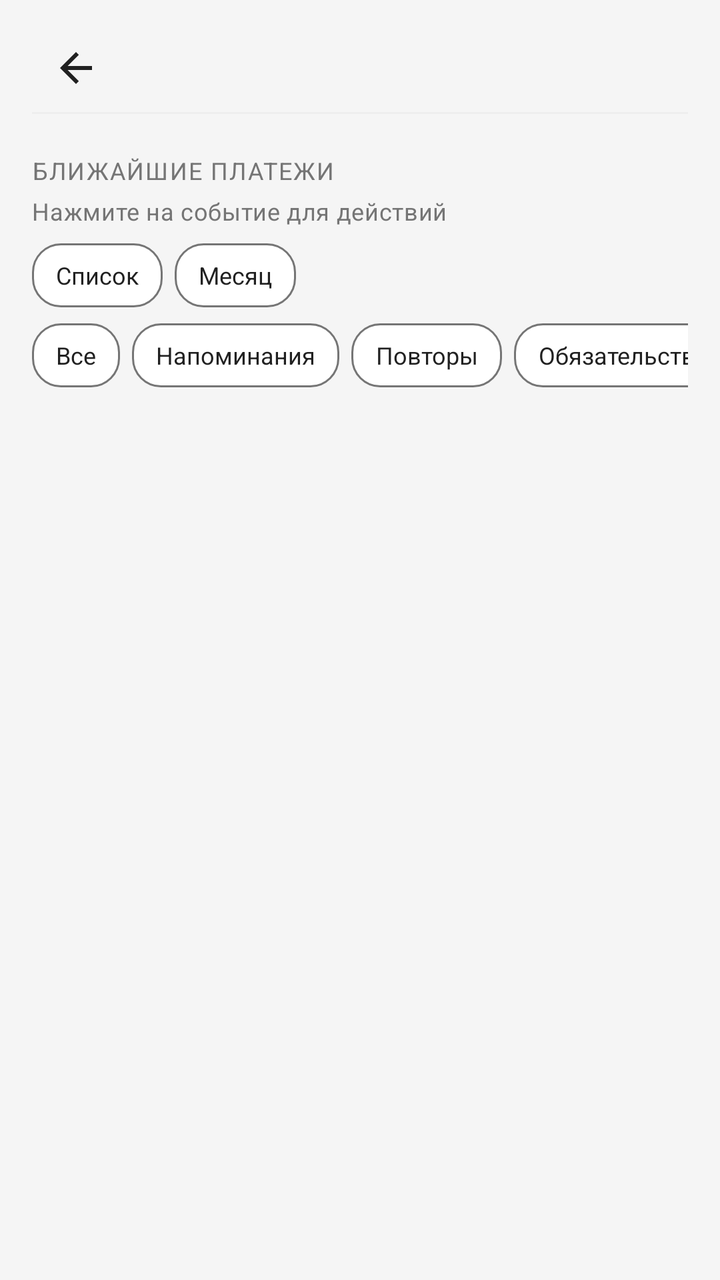
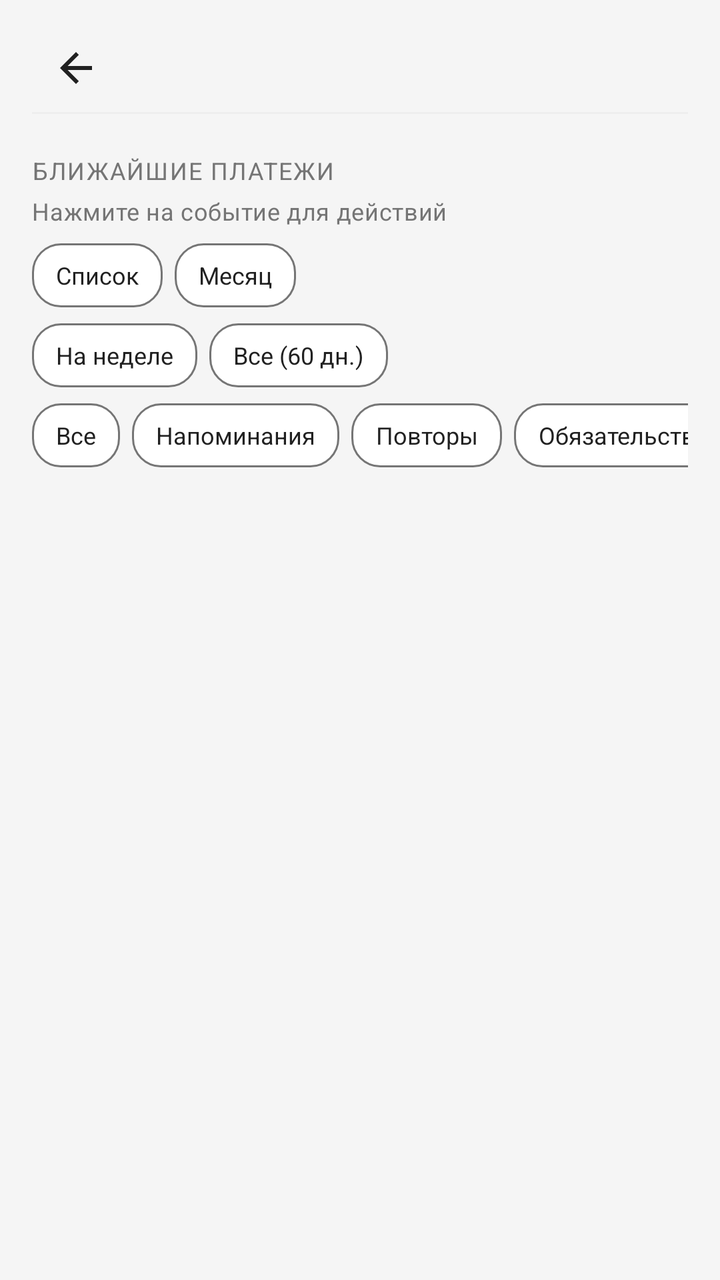

The first picture is an Android layout as it rendered before a commit; the second is the same layout after the commit. The layout source and the unified diff follow.
<!-- AndroidManifest.xml: application theme Theme.MyBudget -->
<!-- res/layout/activity_payment_calendar.xml -->
<?xml version="1.0" encoding="utf-8"?>
<LinearLayout xmlns:android="http://schemas.android.com/apk/res/android"
    android:orientation="vertical"
    android:background="@color/background_light"
    android:paddingLeft="@dimen/space_16"
    android:paddingTop="@dimen/space_12"
    android:paddingRight="@dimen/space_16"
    android:paddingBottom="@dimen/space_16"
    android:layout_width="match_parent"
    android:layout_height="match_parent"
    android:paddingHorizontal="@dimen/space_16">
    <include
        android:layout_width="match_parent"
        android:layout_height="wrap_content"
        android:layout_marginBottom="@dimen/space_12"
        layout="@layout/include_screen_header"/>
    <TextView
        android:layout_width="match_parent"
        android:layout_height="wrap_content"
        android:layout_marginBottom="@dimen/space_4"
        android:text="@string/reminders_payment_calendar"
        style="@style/Text.MyBudget.SectionLabel"/>
    <TextView
        android:id="@+id/paymentCalendarHint"
        android:layout_width="match_parent"
        android:layout_height="wrap_content"
        android:layout_marginBottom="@dimen/space_8"
        android:text="@string/payment_calendar_tap_hint"
        style="@style/Text.MyBudget.Subtitle"/>
    <LinearLayout
        android:orientation="horizontal"
        android:layout_width="match_parent"
        android:layout_height="wrap_content"
        android:layout_marginBottom="@dimen/space_8">
        <TextView
            android:id="@+id/paymentViewList"
            android:layout_width="wrap_content"
            android:layout_height="wrap_content"
            android:text="@string/payment_calendar_view_list"
            android:layout_marginEnd="@dimen/space_6"
            style="@style/Chip.MyBudget.Filter"/>
        <TextView
            android:id="@+id/paymentViewMonth"
            android:layout_width="wrap_content"
            android:layout_height="wrap_content"
            android:text="@string/payment_calendar_view_month"
            style="@style/Chip.MyBudget.Filter"/>
    </LinearLayout>
    <LinearLayout
        android:gravity="center_vertical"
        android:orientation="horizontal"
        android:id="@+id/paymentMonthNav"
        android:visibility="gone"
        android:layout_width="match_parent"
        android:layout_height="wrap_content"
        android:layout_marginBottom="@dimen/space_8">
        <TextView
            android:id="@+id/paymentMonthPrev"
            android:padding="@dimen/space_8"
            android:layout_width="wrap_content"
            android:layout_height="wrap_content"
            android:text="@string/expense_plan_prev_month"
            style="@style/Text.MyBudget.Section"/>
        <TextView
            android:textSize="15sp"
            android:gravity="center"
            android:id="@+id/paymentMonthTitle"
            android:layout_width="0dp"
            android:layout_height="wrap_content"
            android:layout_weight="1"
            style="@style/Text.MyBudget.Section"/>
        <TextView
            android:id="@+id/paymentMonthNext"
            android:padding="@dimen/space_8"
            android:layout_width="wrap_content"
            android:layout_height="wrap_content"
            android:text="@string/expense_plan_next_month"
            style="@style/Text.MyBudget.Section"/>
    </LinearLayout>
    <androidx.recyclerview.widget.RecyclerView
        android:id="@+id/paymentMonthGrid"
        android:visibility="gone"
        android:layout_width="match_parent"
        android:layout_height="wrap_content"
        android:layout_marginBottom="@dimen/space_8"
        android:nestedScrollingEnabled="false"/>
    <HorizontalScrollView
        android:scrollbars="none"
        android:layout_width="match_parent"
        android:layout_height="wrap_content"
        android:layout_marginBottom="@dimen/space_12">
        <LinearLayout
            android:orientation="horizontal"
            android:id="@+id/paymentCalendarFilters"
            android:layout_width="wrap_content"
            android:layout_height="wrap_content">
            <TextView
                android:id="@+id/paymentFilterAll"
                android:layout_width="wrap_content"
                android:layout_height="wrap_content"
                android:text="@string/upcoming_payments_filter_all"
                android:layout_marginEnd="@dimen/space_6"
                style="@style/Chip.MyBudget.Filter"/>
            <TextView
                android:id="@+id/paymentFilterReminders"
                android:layout_width="wrap_content"
                android:layout_height="wrap_content"
                android:text="@string/upcoming_payments_filter_reminders"
                android:layout_marginEnd="@dimen/space_6"
                style="@style/Chip.MyBudget.Filter"/>
            <TextView
                android:id="@+id/paymentFilterRecurring"
                android:layout_width="wrap_content"
                android:layout_height="wrap_content"
                android:text="@string/upcoming_payments_filter_recurring"
                android:layout_marginEnd="@dimen/space_6"
                style="@style/Chip.MyBudget.Filter"/>
            <TextView
                android:id="@+id/paymentFilterObligations"
                android:layout_width="wrap_content"
                android:layout_height="wrap_content"
                android:text="@string/upcoming_payments_filter_obligations"
                android:layout_marginEnd="@dimen/space_6"
                style="@style/Chip.MyBudget.Filter"/>
            <TextView
                android:id="@+id/paymentFilterUtilities"
                android:layout_width="wrap_content"
                android:layout_height="wrap_content"
                android:text="@string/upcoming_payments_filter_utilities"
                style="@style/Chip.MyBudget.Filter"/>
        </LinearLayout>
    </HorizontalScrollView>
    <androidx.recyclerview.widget.RecyclerView
        android:id="@+id/paymentCalendarRecycler"
        android:clipToPadding="false"
        android:layout_width="match_parent"
        android:layout_height="0dp"
        android:layout_weight="1"/>
    <TextView
        android:gravity="center"
        android:id="@+id/paymentCalendarEmpty"
        android:padding="@dimen/space_24"
        android:visibility="gone"
        android:layout_width="match_parent"
        android:layout_height="wrap_content"
        android:text="@string/payment_calendar_empty"
        style="@style/Text.MyBudget.Subtitle"/>
</LinearLayout>
<!-- res/layout/include_screen_header.xml (included above) -->
<?xml version="1.0" encoding="utf-8"?>
<LinearLayout xmlns:android="http://schemas.android.com/apk/res/android"
    android:layout_width="match_parent"
    android:layout_height="wrap_content"
    android:orientation="vertical">

    <include layout="@layout/include_compact_toolbar" />

    <View
        android:layout_width="match_parent"
        android:layout_height="1dp"
        android:layout_marginBottom="@dimen/space_8"
        android:background="@color/border_light" />
</LinearLayout>
<!-- res/layout/include_compact_toolbar.xml (included above) -->
<?xml version="1.0" encoding="utf-8"?>
<LinearLayout xmlns:android="http://schemas.android.com/apk/res/android" xmlns:app="http://schemas.android.com/apk/res-auto"
    android:gravity="center_vertical"
    android:orientation="horizontal"
    android:id="@+id/screenHeaderRoot"
    android:layout_width="match_parent"
    android:layout_height="wrap_content"
    android:minHeight="@dimen/touch_min_size">
    <ImageButton
        android:id="@+id/screenHeaderBack"
        android:background="?attr/selectableItemBackgroundBorderless"
        android:padding="@dimen/space_8"
        android:layout_width="@dimen/touch_min_size"
        android:layout_height="@dimen/touch_min_size"
        android:src="@drawable/ic_arrow_back"
        android:scaleType="centerInside"
        android:contentDescription="@string/nav_back"
        app:tint="@color/text_primary"/>
    <TextView
        android:textSize="18sp"
        android:id="@+id/screenHeaderEmoji"
        android:visibility="gone"
        android:layout_width="wrap_content"
        android:layout_height="wrap_content"
        android:layout_marginStart="@dimen/space_2"/>
    <TextView
        android:textSize="20sp"
        android:ellipsize="end"
        android:id="@+id/screenHeaderTitle"
        android:layout_width="0dp"
        android:layout_height="wrap_content"
        android:maxLines="1"
        android:layout_weight="1"
        android:layout_marginStart="@dimen/space_4"
        style="@style/Text.MyBudget.Title"/>
    <ImageButton
        android:id="@+id/screenHeaderAction"
        android:background="?attr/selectableItemBackgroundBorderless"
        android:padding="@dimen/space_8"
        android:visibility="gone"
        android:layout_width="@dimen/touch_min_size"
        android:layout_height="@dimen/touch_min_size"
        android:src="@android:drawable/ic_menu_more"
        android:contentDescription="@string/transactions_more_menu"
        app:tint="@color/text_secondary"/>
    <ImageButton
        android:id="@+id/screenHeaderActionSecondary"
        android:background="?attr/selectableItemBackgroundBorderless"
        android:padding="@dimen/space_8"
        android:visibility="gone"
        android:layout_width="@dimen/touch_min_size"
        android:layout_height="@dimen/touch_min_size"
        android:src="@android:drawable/ic_menu_search"
        android:contentDescription="@string/transactions_search_submit"
        app:tint="@color/budget_blue"/>
</LinearLayout>
<!-- resources referenced by this layout -->
<resources>
  <color name="background_light">#f5f5f5</color>
  <color name="border_light">#eeeeee</color>
  <color name="budget_blue">#2196f3</color>
  <color name="text_primary">#212121</color>
  <color name="text_secondary">#757575</color>
  <dimen name="space_12">12dp</dimen>
  <dimen name="space_16">16dp</dimen>
  <dimen name="space_2">2dp</dimen>
  <dimen name="space_24">24dp</dimen>
  <dimen name="space_4">4dp</dimen>
  <dimen name="space_6">6dp</dimen>
  <dimen name="space_8">8dp</dimen>
  <dimen name="touch_min_size">44dp</dimen>
  <!-- drawable ic_arrow_back (drawable) -->
  <?xml version="1.0" encoding="utf-8"?>
  <vector xmlns:android="http://schemas.android.com/apk/res/android"
      android:height="24dp"
      android:width="24dp"
      android:viewportWidth="24"
      android:viewportHeight="24">
      <path
          android:fillColor="@color/text_primary"
          android:pathData="M20,11H7.83l5.59,-5.59L12,4l-8,8 8,8 1.41,-1.41L7.83,13H20v-2z"/>
  </vector>
  <string name="expense_plan_next_month">▶</string>
  <string name="expense_plan_prev_month">◀</string>
  <string name="nav_back">Назад</string>
  <string name="payment_calendar_empty">Нет предстоящих платежей на этот период</string>
  <string name="payment_calendar_tap_hint">Нажмите на событие для действий</string>
  <string name="payment_calendar_view_list">Список</string>
  <string name="payment_calendar_view_month">Месяц</string>
  <string name="reminders_payment_calendar">Ближайшие платежи</string>
  <string name="transactions_more_menu">Дополнительно</string>
  <string name="transactions_search_submit">Искать</string>
  <string name="upcoming_payments_filter_all">Все</string>
  <string name="upcoming_payments_filter_obligations">Обязательства</string>
  <string name="upcoming_payments_filter_recurring">Повторы</string>
  <string name="upcoming_payments_filter_reminders">Напоминания</string>
  <string name="upcoming_payments_filter_utilities">Коммуналка</string>
  <style name="Text.MyBudget.Section" parent="@style/Text.MyBudget">
      <item name="android:textSize">16sp</item>
      <item name="android:textStyle">bold</item>
      <item name="android:textColor">@color/text_primary</item>
    </style>
  <style name="Text.MyBudget.SectionLabel" parent="@style/Text.MyBudget">
      <item name="android:textSize">12sp</item>
      <item name="android:textColor">@color/text_secondary</item>
      <item name="android:textAllCaps">true</item>
      <item name="android:letterSpacing">0.06</item>
    </style>
  <style name="Text.MyBudget.Subtitle" parent="@style/Text.MyBudget">
      <item name="android:textSize">12sp</item>
      <item name="android:textColor">@color/text_secondary</item>
    </style>
  <style name="Text.MyBudget.Title" parent="@style/Text.MyBudget">
      <item name="android:textSize">18sp</item>
      <item name="android:textStyle">bold</item>
      <item name="android:textColor">@color/text_primary</item>
    </style>
  <style name="Theme.MyBudget" parent="@style/Base.Theme.MyBudget" />
  <style name="Chip.MyBudget" parent="" />
  <dimen name="chip_height">32dp</dimen>
  <style name="Text.MyBudget" parent="@style/TextAppearance.Material3.BodyMedium" />
  <color name="transactions_purple">#9c27b0</color>
  <color name="card_background_white">#ffffff</color>
  <color name="md_theme_onPrimary">#ffffff</color>
  <color name="md_theme_onSurface">#1d1b20</color>
  <color name="md_theme_outline">#79747e</color>
  <color name="md_theme_primary">#6750a4</color>
  <color name="md_theme_surface">#ffffff</color>
  <color name="md_theme_surfaceVariant">#e7e0ec</color>
  <!-- unchanged entries left out for length: 3 -->
</resources>

<!-- the commit's change to res/layout/activity_payment_calendar.xml (unified diff, before → after) -->
@@ -46,6 +46,31 @@
             android:text="@string/payment_calendar_view_month"
             style="@style/Chip.MyBudget.Filter"/>
     </LinearLayout>
+    <HorizontalScrollView
+        android:scrollbars="none"
+        android:layout_width="match_parent"
+        android:layout_height="wrap_content"
+        android:layout_marginBottom="@dimen/space_8">
+        <LinearLayout
+            android:orientation="horizontal"
+            android:id="@+id/paymentHorizonFilters"
+            android:layout_width="wrap_content"
+            android:layout_height="wrap_content">
+            <TextView
+                android:id="@+id/paymentHorizonWeek"
+                android:layout_width="wrap_content"
+                android:layout_height="wrap_content"
+                android:text="@string/upcoming_payments_horizon_week"
+                android:layout_marginEnd="@dimen/space_6"
+                style="@style/Chip.MyBudget.Filter"/>
+            <TextView
+                android:id="@+id/paymentHorizonAll"
+                android:layout_width="wrap_content"
+                android:layout_height="wrap_content"
+                android:text="@string/upcoming_payments_horizon_all"
+                style="@style/Chip.MyBudget.Filter"/>
+        </LinearLayout>
+    </HorizontalScrollView>
     <LinearLayout
         android:gravity="center_vertical"
         android:orientation="horizontal"
<!-- resource entries referenced after the edit -->
@@ -39,6 +39,8 @@
   <string name="upcoming_payments_filter_recurring">Повторы</string>
   <string name="upcoming_payments_filter_reminders">Напоминания</string>
   <string name="upcoming_payments_filter_utilities">Коммуналка</string>
+  <string name="upcoming_payments_horizon_all">Все (60 дн.)</string>
+  <string name="upcoming_payments_horizon_week">На неделе</string>
   <style name="Text.MyBudget.Section" parent="@style/Text.MyBudget">
       <item name="android:textSize">16sp</item>
       <item name="android:textStyle">bold</item>
